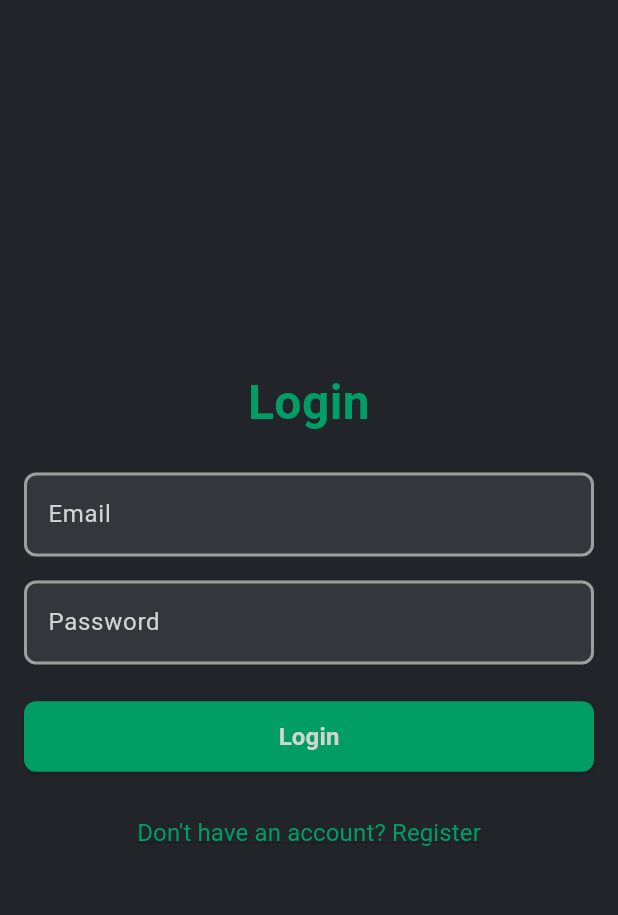
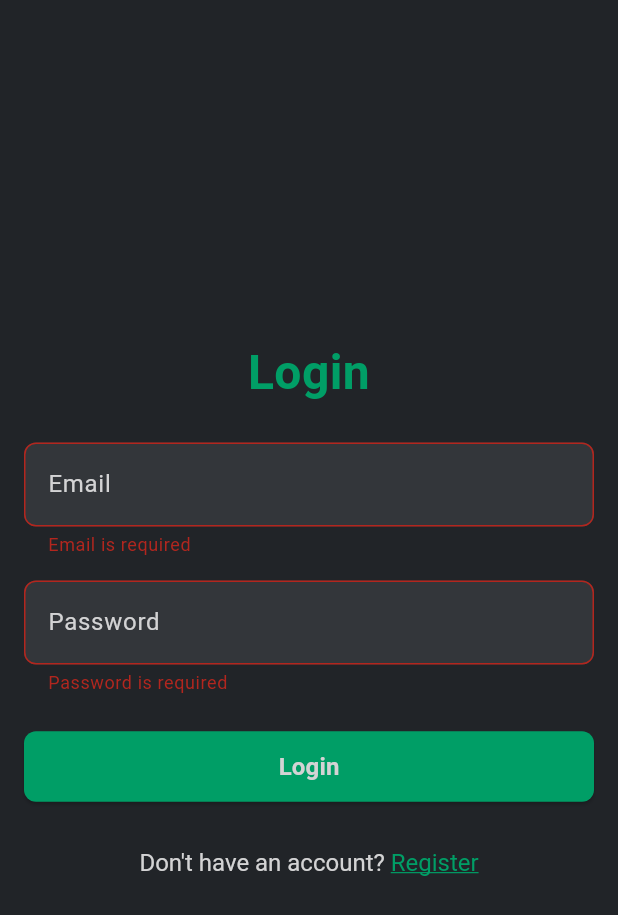
Before and after one commit to XenZi/vulernability-event-finder-app, a Flutter app: the screen it shows after launch, after a tap on "Login", on a phone screen of 412 x 824 dp. Shown: the top 915 px of the screen. Run offline on Flutter 3.47's test engine with Material 3 defaults, Android fonts, the phone set to English and light mode, and no system bars; our stand-ins replace flutter_riverpod, go_router.

Commit message:
New partial implementation

```diff
--- a/client/lib/core/router/app_router.dart
+++ b/client/lib/core/router/app_router.dart
@@ -1,5 +1,4 @@
 import 'package:client/features/auth/pages/login_page.dart';
-import 'package:flutter/material.dart';
 import 'package:go_router/go_router.dart';
 
 final GoRouter appRouter = GoRouter(
--- a/client/lib/features/auth/pages/login_page.dart
+++ b/client/lib/features/auth/pages/login_page.dart
@@ -1,13 +1,14 @@
 import 'package:client/shared/components/button_component.dart';
 import 'package:client/shared/components/textfield_component.dart';
 import 'package:flutter/material.dart';
-import '../../../../core/theme/app_theme.dart';
+import 'package:client/core/theme/app_theme.dart';
 
 class LoginPage extends StatelessWidget {
   const LoginPage({super.key});
 
   @override
   Widget build(BuildContext context) {
+    final GlobalKey<FormState> formKey = GlobalKey<FormState>();
     final TextEditingController emailController = TextEditingController();
     final TextEditingController passwordController = TextEditingController();
 
@@ -15,60 +16,87 @@ class LoginPage extends StatelessWidget {
       backgroundColor: AppTheme.backgroundColor,
       body: Padding(
         padding: const EdgeInsets.symmetric(horizontal: 16.0),
+        child: Form(
+          key: formKey,
           child: Column(
             mainAxisAlignment: MainAxisAlignment.center,
             crossAxisAlignment: CrossAxisAlignment.stretch,
             children: [
-            // Title
               Text(
                 "Login",
                 style: AppTheme.titleStyle.copyWith(fontSize: 32),
                 textAlign: TextAlign.center,
               ),
               const SizedBox(height: 24),
-
-            // Email Input
               CustomTextField(
                 labelText: "Email",
                 controller: emailController,
                 keyboardType: TextInputType.emailAddress,
+                validator: (value) {
+                  if (value == null || value.isEmpty) {
+                    return 'Email is required';
+                  }
+                  if (!RegExp(r'^[^@]+@[^@]+\.[^@]+').hasMatch(value)) {
+                    return 'Enter a valid email';
+                  }
+                  return null;
+                },
               ),
               const SizedBox(height: 16),
-
-            // Password Input
               CustomTextField(
                 labelText: "Password",
                 controller: passwordController,
                 obscureText: true,
+                validator: (value) {
+                  if (value == null || value.isEmpty) {
+                    return 'Password is required';
+                  }
+                  if (value.length < 6) {
+                    return 'Password must be at least 6 characters';
+                  }
+                  return null;
+                },
               ),
               const SizedBox(height: 24),
-
-            // Login Button
               CustomButton(
                 label: "Login",
                 onPressed: () {
+                  if (formKey.currentState!.validate()) {
+                    // Perform login action
                     print("Login with Email: ${emailController.text}");
+                  } else {
+                    print("Validation failed");
+                  }
                 },
                 styleType: ButtonStyleType.solid,
               ),
               const SizedBox(height: 16),
-
-            // Register Link
               TextButton(
                 onPressed: () {
                   Navigator.pushNamed(context, '/register');
                 },
-              child: Text(
-                "Don't have an account? Register",
+                child: RichText(
+                  text: TextSpan(
+                    text: "Don't have an account? ",
+                    style: AppTheme.bodyTextStyle.copyWith(
+                      color: AppTheme.textColor,
+                    ),
+                    children: [
+                      TextSpan(
+                        text: "Register",
                         style: AppTheme.bodyTextStyle.copyWith(
                           decoration: TextDecoration.underline,
                           color: AppTheme.titleColor,
+                        ),
+                      ),
+                    ],
                   ),
                 ),
               ),
             ],
           ),
         ),
+      ),
     );
   }
 }
--- a/client/lib/shared/components/button_component.dart
+++ b/client/lib/shared/components/button_component.dart
@@ -14,11 +14,11 @@ class CustomButton extends StatelessWidget {
   // final double? height;
 
   const CustomButton({
-    Key? key,
+    super.key,
     required this.label,
     required this.onPressed,
     this.styleType = ButtonStyleType.solid,
-  }) : super(key: key);
+  });
 
   @override
   Widget build(BuildContext context) {
--- a/client/lib/shared/components/textfield_component.dart
+++ b/client/lib/shared/components/textfield_component.dart
@@ -7,6 +7,7 @@ class CustomTextField extends StatelessWidget {
   final bool obscureText;
   final TextInputType keyboardType;
   final String? hintText;
+  final String? Function(String?)? validator;
 
   const CustomTextField({
     super.key,
@@ -15,16 +16,12 @@ class CustomTextField extends StatelessWidget {
     this.obscureText = false,
     this.keyboardType = TextInputType.text,
     this.hintText,
+    this.validator,
   });
 
   @override
   Widget build(BuildContext context) {
-    return Focus(
-      child: Builder(
-        builder: (BuildContext context) {
-          final bool hasFocus = Focus.of(context).hasFocus;
-
-          return TextField(
+    return TextFormField(
       controller: controller,
       obscureText: obscureText,
       keyboardType: keyboardType,
@@ -36,14 +33,11 @@ class CustomTextField extends StatelessWidget {
         hintText: hintText,
         hintStyle: AppTheme.bodyTextStyle.copyWith(color: Colors.grey),
         filled: true,
-              fillColor:
-                  AppTheme.textColor.withOpacity(0.1), // Background color
+        fillColor: AppTheme.textColor.withOpacity(0.1), // Background color
         border: OutlineInputBorder(
           borderRadius: BorderRadius.circular(8),
           borderSide: BorderSide(
-                  color: hasFocus
-                      ? AppTheme.titleColor
-                      : Colors.grey, // Focus changes border color
+            color: Colors.grey, // Default border color
             width: 2,
           ),
         ),
@@ -57,14 +51,12 @@ class CustomTextField extends StatelessWidget {
         focusedBorder: OutlineInputBorder(
           borderRadius: BorderRadius.circular(8),
           borderSide: BorderSide(
-                  color: AppTheme.titleColor, // Green border on focus
+            color: AppTheme.titleColor, // Focused border color
             width: 2,
           ),
         ),
       ),
-          );
-        },
-      ),
+      validator: validator,
     );
   }
 }
```
Lines whose indentation alone changed are shown as unchanged.
